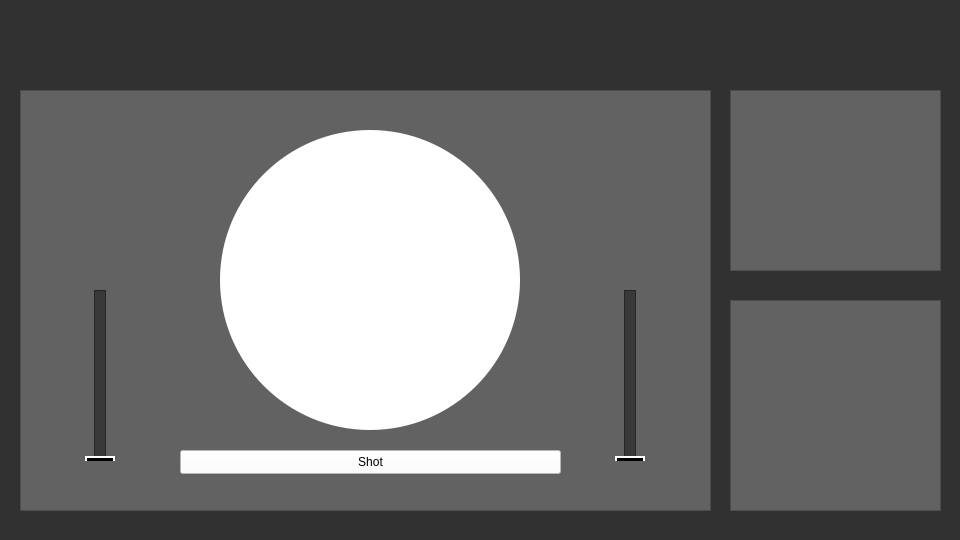
Above: IHM/mainwindow.ui from Tenlutshy/IHM_Balistique before the change. Below: the same form after it.
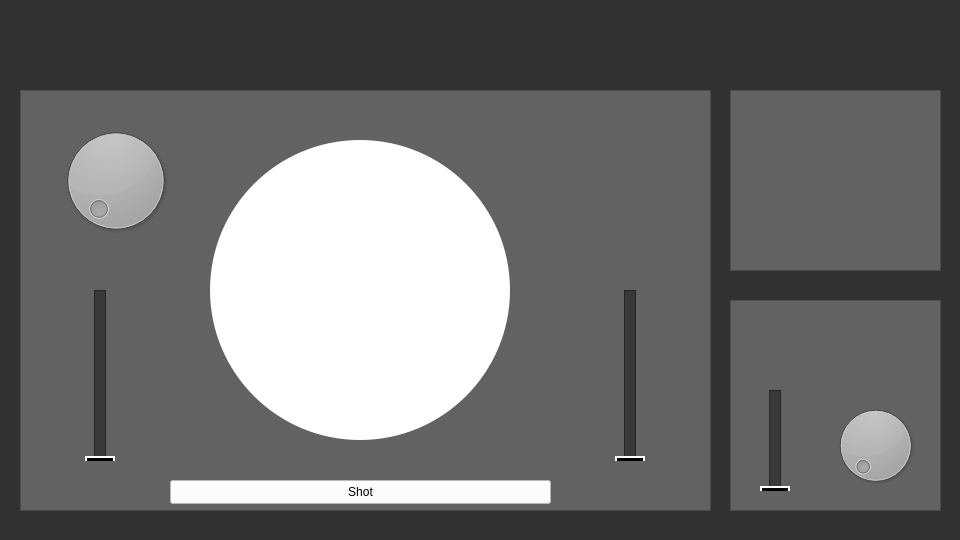
That is the form after the change.

The edit to the form file:
```diff
--- a/IHM/mainwindow.ui
+++ b/IHM/mainwindow.ui
@@ -137,8 +137,8 @@
     <widget class="QPushButton" name="shotBtn">
      <property name="geometry">
       <rect>
-       <x>160</x>
-       <y>360</y>
+       <x>150</x>
+       <y>390</y>
        <width>381</width>
        <height>24</height>
       </rect>
@@ -159,8 +159,8 @@
     <widget class="QWidget" name="touchableZone" native="true">
      <property name="geometry">
       <rect>
-       <x>200</x>
-       <y>40</y>
+       <x>190</x>
+       <y>50</y>
        <width>300</width>
        <height>300</height>
       </rect>
@@ -170,6 +170,28 @@
 border-radius: 150;</string>
      </property>
     </widget>
+    <widget class="QDial" name="canonRotation">
+     <property name="geometry">
+      <rect>
+       <x>10</x>
+       <y>30</y>
+       <width>171</width>
+       <height>121</height>
+      </rect>
+     </property>
+     <property name="maximum">
+      <number>359</number>
+     </property>
+     <property name="orientation">
+      <enum>Qt::Horizontal</enum>
+     </property>
+     <property name="invertedAppearance">
+      <bool>false</bool>
+     </property>
+     <property name="invertedControls">
+      <bool>false</bool>
+     </property>
+    </widget>
    </widget>
    <widget class="QFrame" name="frame_2">
     <property name="geometry">
@@ -208,6 +230,73 @@
     <property name="frameShadow">
      <enum>QFrame::Raised</enum>
     </property>
+    <widget class="QDial" name="windDirection">
+     <property name="geometry">
+      <rect>
+       <x>100</x>
+       <y>100</y>
+       <width>91</width>
+       <height>91</height>
+      </rect>
+     </property>
+     <property name="maximum">
+      <number>359</number>
+     </property>
+     <property name="orientation">
+      <enum>Qt::Horizontal</enum>
+     </property>
+     <property name="invertedAppearance">
+      <bool>false</bool>
+     </property>
+     <property name="invertedControls">
+      <bool>false</bool>
+     </property>
+    </widget>
+    <widget class="QSlider" name="windPower">
+     <property name="geometry">
+      <rect>
+       <x>30</x>
+       <y>90</y>
+       <width>31</width>
+       <height>101</height>
+      </rect>
+     </property>
+     <property name="styleSheet">
+      <string notr="true">.QSlider::groove:vertical {
+    border: 1px solid #262626;
+    width: 10px;
+    background: #393939;
+    margin: 0 10px;
+}
+
+.QSlider::handle:vertical {
+    background: #000;
+    border: 2px solid #FFF;
+    height: 10px;
+	width:10px;
+    margin: -10px -10px;
+	border-radius: 10px;
+}</string>
+     </property>
+     <property name="inputMethodHints">
+      <set>Qt::ImhNone</set>
+     </property>
+     <property name="maximum">
+      <number>10</number>
+     </property>
+     <property name="tracking">
+      <bool>true</bool>
+     </property>
+     <property name="orientation">
+      <enum>Qt::Vertical</enum>
+     </property>
+     <property name="invertedAppearance">
+      <bool>false</bool>
+     </property>
+     <property name="tickPosition">
+      <enum>QSlider::NoTicks</enum>
+     </property>
+    </widget>
    </widget>
   </widget>
  </widget>
```
Left out of the diff: 4 changed lines with no effect on the pictures.
